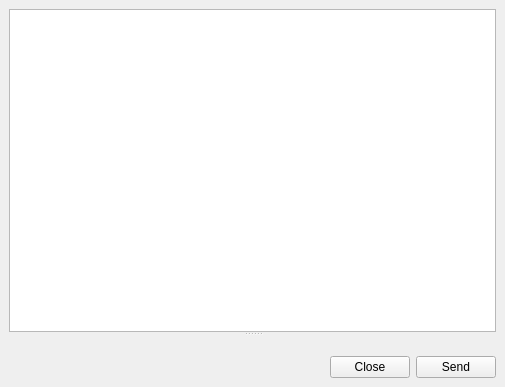
The window that app/ChatWindow.ui (chloerei/qtalk) describes before a commit, drawn with Qt 5.
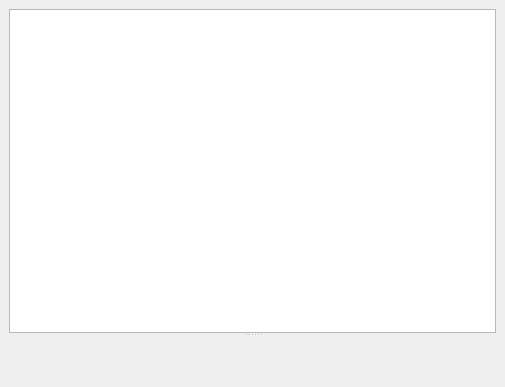
The same window after the commit.

Commit message: Move ChatWindow sendButton to statusbar.

What changed in the file:
```diff
--- a/app/ChatWindow.ui
+++ b/app/ChatWindow.ui
@@ -15,6 +15,9 @@
   </property>
   <widget class="QWidget" name="centralwidget">
    <layout class="QVBoxLayout" name="verticalLayout">
+    <property name="bottomMargin">
+     <number>0</number>
+    </property>
     <item>
      <widget class="QSplitter" name="splitter">
       <property name="orientation">
@@ -35,47 +38,15 @@
          <verstretch>2</verstretch>
         </sizepolicy>
        </property>
+       <property name="minimumSize">
+        <size>
+         <width>0</width>
+         <height>50</height>
+        </size>
+       </property>
       </widget>
      </widget>
     </item>
-    <item>
-     <layout class="QHBoxLayout" name="horizontalLayout">
-      <item>
-       <widget class="QLabel" name="stateLabel">
-        <property name="text">
-         <string/>
-        </property>
-       </widget>
-      </item>
-      <item>
-       <spacer name="horizontalSpacer">
-        <property name="orientation">
-         <enum>Qt::Horizontal</enum>
-        </property>
-        <property name="sizeHint" stdset="0">
-         <size>
-          <width>40</width>
-          <height>20</height>
-         </size>
-        </property>
-       </spacer>
-      </item>
-      <item>
-       <widget class="QPushButton" name="closeButton">
-        <property name="text">
-         <string>Close</string>
-        </property>
-       </widget>
-      </item>
-      <item>
-       <widget class="QPushButton" name="sendButton">
-        <property name="text">
-         <string>Send</string>
-        </property>
-       </widget>
-      </item>
-     </layout>
-    </item>
    </layout>
   </widget>
  </widget>
```
Left out of the diff: 19 changed lines with no effect on the pictures. The commit also changes 2 other files.
